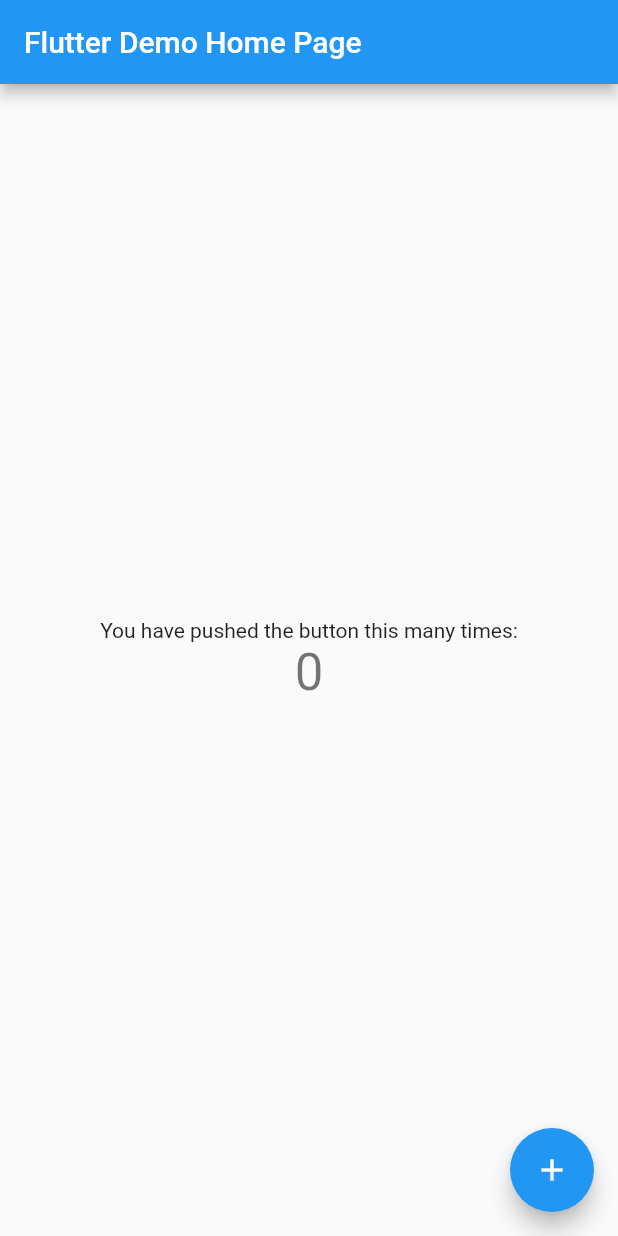
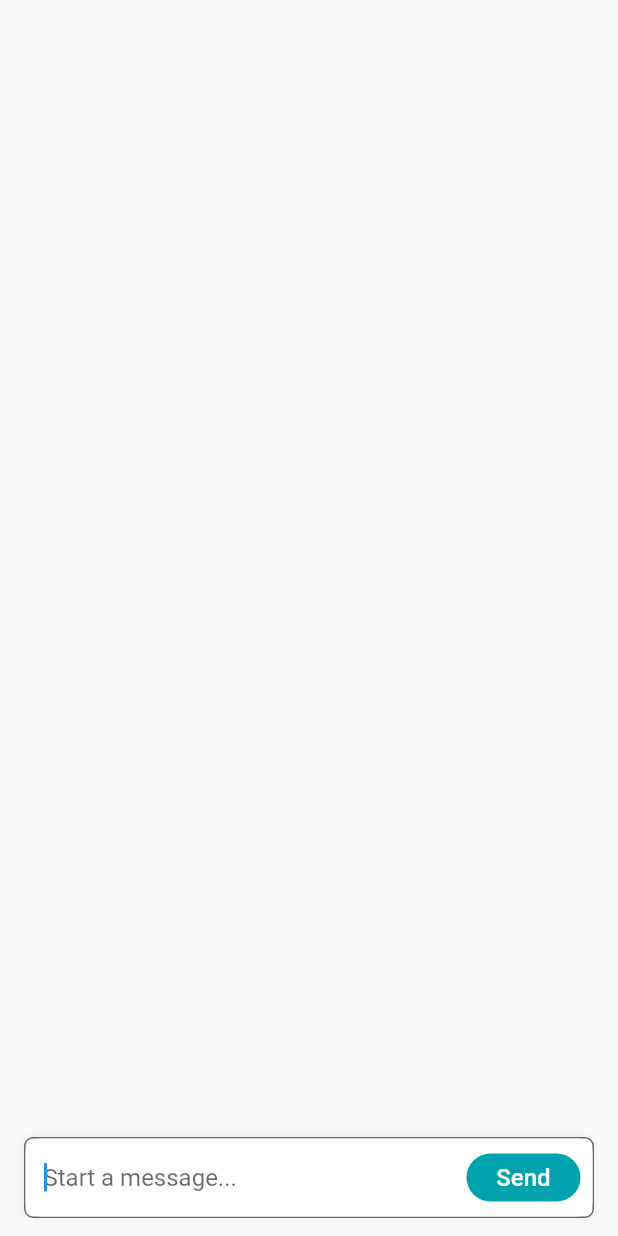
Before and after one commit to rayliverified/FlutterAndroid, a Flutter app: the screen it shows after launch, on a phone screen of 412 x 824 dp. Run offline on Flutter 3.47's test engine with Material 2 defaults, Android fonts, the phone set to English and light mode, and no system bars; our stand-ins replace bloc, flutter_bloc.

```diff
--- a/flutter_module/lib/main.dart
+++ b/flutter_module/lib/main.dart
@@ -1,4 +1,9 @@
+import 'dart:async';
+
+import 'package:bloc/bloc.dart';
 import 'package:flutter/material.dart';
+import 'package:flutter/services.dart';
+import 'package:flutter_bloc/flutter_bloc.dart';
 
 void main() => runApp(MyApp());
 
@@ -8,103 +13,141 @@ class MyApp extends StatelessWidget {
   Widget build(BuildContext context) {
     return MaterialApp(
       title: 'Flutter Demo',
-      theme: ThemeData(
-        // This is the theme of your application.
-        //
-        // Try running your application with "flutter run". You'll see the
-        // application has a blue toolbar. Then, without quitting the app, try
-        // changing the primarySwatch below to Colors.green and then invoke
-        // "hot reload" (press "r" in the console where you ran "flutter run",
-        // or press Run > Flutter Hot Reload in a Flutter IDE). Notice that the
-        // counter didn't reset back to zero; the application is not restarted.
-        primarySwatch: Colors.blue,
-      ),
-      home: MyHomePage(title: 'Flutter Demo Home Page'),
+      home: MyHomePage(),
     );
   }
 }
 
 class MyHomePage extends StatefulWidget {
-  MyHomePage({Key key, this.title}) : super(key: key);
-
-  // This widget is the home page of your application. It is stateful, meaning
-  // that it has a State object (defined below) that contains fields that affect
-  // how it looks.
-
-  // This class is the configuration for the state. It holds the values (in this
-  // case the title) provided by the parent (in this case the App widget) and
-  // used by the build method of the State. Fields in a Widget subclass are
-  // always marked "final".
-
-  final String title;
+  MyHomePage({Key key}) : super(key: key);
 
   @override
   _MyHomePageState createState() => _MyHomePageState();
 }
 
 class _MyHomePageState extends State<MyHomePage> {
-  int _counter = 0;
+  @override
+  Widget build(BuildContext context) {
+    return BlocProvider<GroupChatBloc>(
+      create: (context) => GroupChatBloc(context),
+      child: Scaffold(
+          body: Stack(
+        children: <Widget>[
+          Align(
+            alignment: Alignment.bottomCenter,
+            child: ReplyBox(),
+          ),
+        ],
+      )),
+    );
+  }
+}
 
-  void _incrementCounter() {
-    setState(() {
-      // This call to setState tells the Flutter framework that something has
-      // changed in this State, which causes it to rerun the build method below
-      // so that the display can reflect the updated values. If we changed
-      // _counter without calling setState(), then the build method would not be
-      // called again, and so nothing would appear to happen.
-      _counter++;
-    });
+class GroupChatBloc extends Bloc<GroupChatEvent, GroupChatState> {
+  FocusNode replyTextFocus = FocusNode();
+  TextEditingController replyTextController;
+
+  GroupChatBloc(BuildContext context) {
+    replyTextController = TextEditingController();
+    showKeyboard();
   }
 
   @override
+  Future<void> close() {
+    replyTextFocus.dispose();
+    replyTextController.dispose();
+    return super.close();
+  }
+
+  @override
+  GroupChatState get initialState => GroupChatDefaultState();
+
+  @override
+  Stream<GroupChatState> mapEventToState(GroupChatEvent event) async* {
+    if (event != null) {
+      yield GroupChatDefaultState();
+    }
+  }
+
+  void showKeyboard() {
+    Timer(Duration(seconds: 3), () {
+      replyTextFocus.requestFocus(FocusNode());
+      SystemChannels.textInput.invokeMethod('TextInput.show');
+      showKeyboard();
+    });
+  }
+}
+
+abstract class GroupChatEvent {
+  GroupChatEvent([List props = const []]) : super();
+}
+
+abstract class GroupChatState {
+  GroupChatState([List props = const []]) : super();
+}
+
+class GroupChatDefaultState extends GroupChatState {
+  @override
+  List<Object> get props => null;
+}
+
+class ReplyBox extends StatelessWidget {
+  @override
   Widget build(BuildContext context) {
-    // This method is rerun every time setState is called, for instance as done
-    // by the _incrementCounter method above.
-    //
-    // The Flutter framework has been optimized to make rerunning build methods
-    // fast, so that you can just rebuild anything that needs updating rather
-    // than having to individually change instances of widgets.
-    return Scaffold(
-      appBar: AppBar(
-        // Here we take the value from the MyHomePage object that was created by
-        // the App.build method, and use it to set our appbar title.
-        title: Text(widget.title),
+    // ignore: close_sinks
+    final groupChatBloc = BlocProvider.of<GroupChatBloc>(context);
+
+    return Container(
+      margin: EdgeInsets.only(left: 16, top: 16, bottom: 12, right: 16),
+      decoration: BoxDecoration(
+        color: Color.fromARGB(255, 255, 255, 255),
+        boxShadow: [
+          BoxShadow(
+            color: Color.fromARGB(128, 218, 218, 218),
+            blurRadius: 5,
+          ),
+        ],
+        border: Border.all(
+            color: Color(0xAE212121), width: 1, style: BorderStyle.solid),
+        borderRadius: BorderRadius.all(Radius.circular(6)),
       ),
-      body: Center(
-        // Center is a layout widget. It takes a single child and positions it
-        // in the middle of the parent.
-        child: Column(
-          // Column is also a layout widget. It takes a list of children and
-          // arranges them vertically. By default, it sizes itself to fit its
-          // children horizontally, and tries to be as tall as its parent.
-          //
-          // Invoke "debug painting" (press "p" in the console, choose the
-          // "Toggle Debug Paint" action from the Flutter Inspector in Android
-          // Studio, or the "Toggle Debug Paint" command in Visual Studio Code)
-          // to see the wireframe for each widget.
-          //
-          // Column has various properties to control how it sizes itself and
-          // how it positions its children. Here we use mainAxisAlignment to
-          // center the children vertically; the main axis here is the vertical
-          // axis because Columns are vertical (the cross axis would be
-          // horizontal).
-          mainAxisAlignment: MainAxisAlignment.center,
-          children: <Widget>[
-            Text(
-              'You have pushed the button this many times:',
+      child: Container(
+        decoration: BoxDecoration(
+          color: Colors.white,
+          borderRadius: BorderRadius.all(Radius.circular(10)),
+        ),
+        padding: EdgeInsets.only(left: 12, top: 2, right: 8, bottom: 2),
+        child: Row(crossAxisAlignment: CrossAxisAlignment.center, children: [
+          Expanded(
+            child: TextField(
+              focusNode: groupChatBloc.replyTextFocus,
+              controller: groupChatBloc.replyTextController,
+              textCapitalization: TextCapitalization.sentences,
+              minLines: 1,
+              maxLines: 4,
+              textInputAction: TextInputAction.newline,
+              style: TextStyle(fontSize: 16, color: Color(0xFF212121)),
+              decoration: InputDecoration(
+                  border: InputBorder.none, hintText: 'Start a message...'),
             ),
-            Text(
-              '$_counter',
-              style: Theme.of(context).textTheme.display1,
+          ),
+          Container(
+            height: 32,
+            width: 76,
+            child: FlatButton(
+              onPressed: () {},
+              shape: RoundedRectangleBorder(
+                  borderRadius: BorderRadius.circular(30.0)),
+              child: Text(
+                "Send",
+                style: TextStyle(fontSize: 16),
+              ),
+              textColor: Colors.white,
+              color: Color(0xFF00A3AD),
             ),
-          ],
-        ),
+          )
+        ]),
       ),
-      floatingActionButton: FloatingActionButton(
-        onPressed: _incrementCounter,
-        tooltip: 'Increment',
-        child: Icon(Icons.add),
-      ), // This trailing comma makes auto-formatting nicer for build methods.
     );
   }
 }
--- a/flutter_module/pubspec.yaml
+++ b/flutter_module/pubspec.yaml
@@ -18,7 +18,7 @@ description: A new flutter module project.
 version: 1.0.0+1
 
 environment:
-  sdk: ">=2.1.0 <3.0.0"
+  sdk: ">=2.4.0 <3.0.0"
 
 dependencies:
   flutter:
@@ -26,7 +26,8 @@ dependencies:
 
   # The following adds the Cupertino Icons font to your application.
   # Use with the CupertinoIcons class for iOS style icons.
-  cupertino_icons: ^0.1.2
+  cupertino_icons: ^0.1.3
+  flutter_bloc: ^2.1.1
 
 dev_dependencies:
   flutter_test:
```
Also changed, not shown: flutter_module/pubspec.lock, 1 other file.
